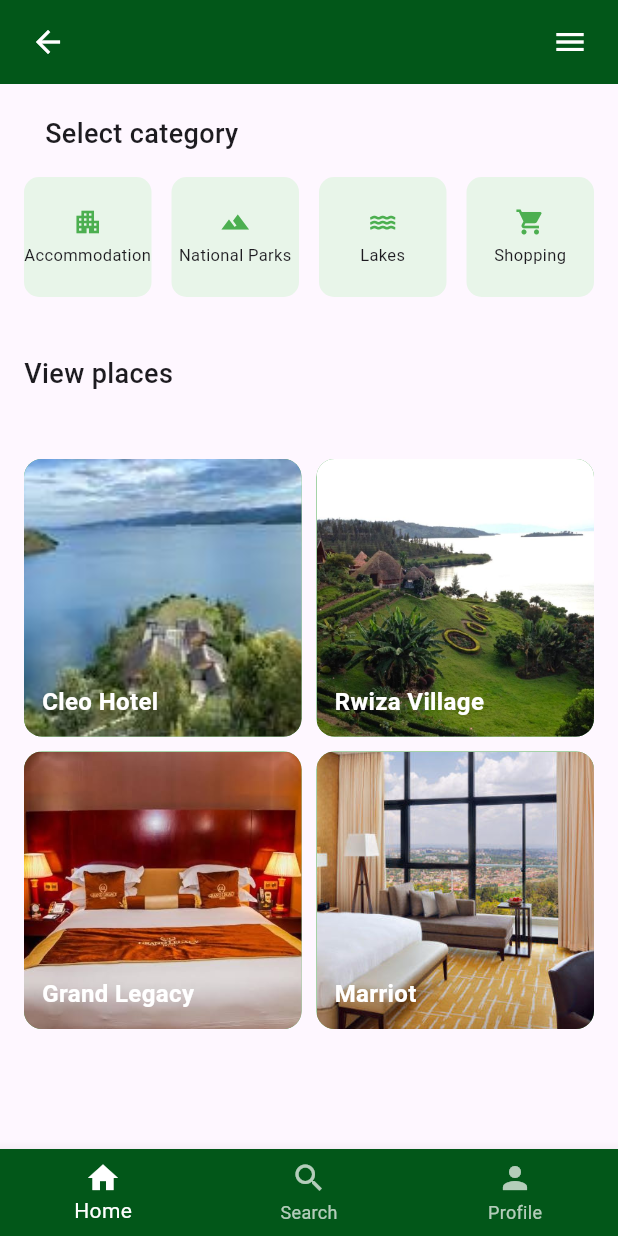
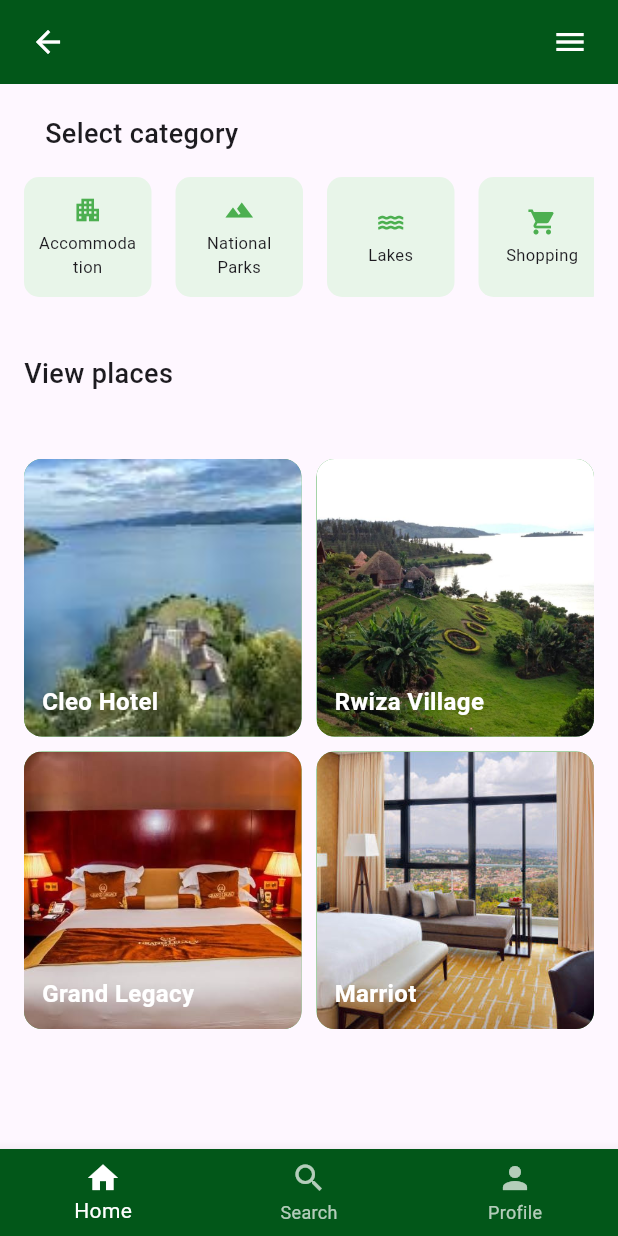
Before and after one commit to Ialbertine/Go2Rwanda_FlutterApp, a Flutter app: the screen it shows once a user with an empty profile is signed in, on a phone screen of 412 x 824 dp. Run offline on Flutter 3.47's test engine with Material 3 defaults, Android fonts, the phone set to English and light mode, and no system bars; our stand-ins replace cloud_firestore, firebase_auth, firebase_core, google_sign_in; accounts and stored records are empty.

Commit message:
updates project packages

```diff
--- a/front_end/lib/main.dart
+++ b/front_end/lib/main.dart
@@ -19,6 +19,7 @@ void main() async {
   WidgetsFlutterBinding.ensureInitialized();
 
   await Firebase.initializeApp(
+    name: 'Go2Rwanda',
     options: const FirebaseOptions(
       apiKey: "AIzaSyDmkJcMcwRzphV5_FYBxqhqVv4rnjCCLCA",
       appId: "1:2175104588:web:d0aab3fcb5e6cec91266e9",
--- a/front_end/lib/pages/Homepage.dart
+++ b/front_end/lib/pages/Homepage.dart
@@ -201,17 +201,22 @@ class MainContent extends StatelessWidget {
         const SizedBox(height: 16),
         Padding(
           padding: const EdgeInsets.symmetric(horizontal: 16.0),
+          child: SingleChildScrollView(
+            scrollDirection: Axis.horizontal,
             child: Row(
-            mainAxisAlignment: MainAxisAlignment.spaceBetween,
               children: [
                 _buildCategoryItem(
                     context, Icons.apartment, 'Accommodation', Accomodation()),
+                SizedBox(width: 16),
                 _buildCategoryItem(
                     context, Icons.landscape, 'National Parks', Nationalpark()),
+                SizedBox(width: 16),
                 _buildCategoryItem(context, Icons.water, 'Lakes', Lake()),
+                SizedBox(width: 16),
                 _buildCategoryItem(context, Icons.shopping_cart, 'Shopping',
                     ShoppindAndDinning()),
               ],
+            ),
           ),
         ),
       ],
@@ -238,6 +243,8 @@ class MainContent extends StatelessWidget {
           color: const Color(0xFFE8F5E9),
           borderRadius: BorderRadius.circular(10),
         ),
+        child: Padding(
+          padding: EdgeInsets.symmetric(horizontal: 10.0),
           child: Column(
             mainAxisAlignment: MainAxisAlignment.center,
             children: [
@@ -249,6 +256,7 @@ class MainContent extends StatelessWidget {
                 textAlign: TextAlign.center,
               ),
             ],
+          ),
         ),
       ),
     );
--- a/front_end/lib/pages/search_page.dart
+++ b/front_end/lib/pages/search_page.dart
@@ -47,13 +47,13 @@ class _SearchScreenState extends State<SearchScreen> {
         Place(
           name: 'cleo hotel',
           category: 'Accommodation',
-          image: 'cleo.jpg',
+          image: 'assets/cleo.jpg',
           description: 'A beautiful accommodation'
         ),
         Place(
           name: 'gishwati park',
           category: 'National Park',
-          image: 'gishwati.jpg',
+          image: 'assets/gishwati.jpg',
           description: 'A scenic national park'
         ),
       ];
```
Also changed, not shown: front_end/lib/auth/register.dart (+7 -4 lines), front_end/lib/pages/lake.dart (+6 -6 lines), front_end/lib/pages/nationalparks.dart (+6 -6 lines), 4 other files. Lines whose indentation alone changed are shown as unchanged.
